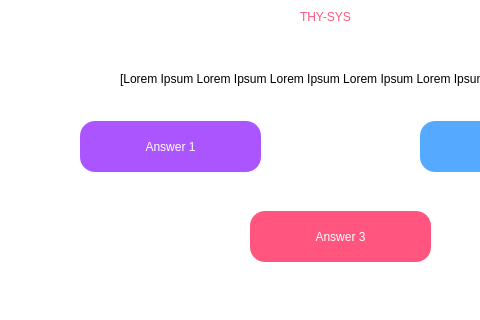
Before: the Qt Designer form thysys_assessmentPage.ui in EuphoriaForever/thysys, drawn with Qt 5; both pictures show x 0 to 480 and y 169 to 489 of the 668 by 489 pixel window.
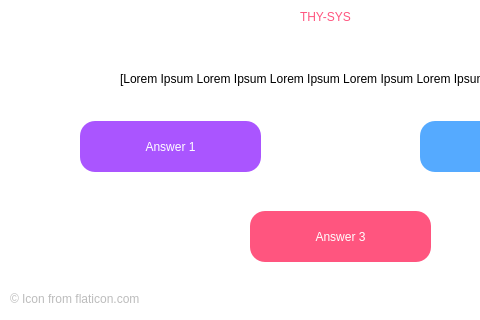
After: the same form once the commit is applied. Icons and pictures are not drawn.

Commit message: added credits to icon

Patch:
```diff
--- a/thysys_assessmentPage.ui
+++ b/thysys_assessmentPage.ui
@@ -141,6 +141,22 @@
     <string>Back</string>
    </property>
   </widget>
+  <widget class="QLabel" name="label_3">
+   <property name="geometry">
+    <rect>
+     <x>10</x>
+     <y>460</y>
+     <width>291</width>
+     <height>16</height>
+    </rect>
+   </property>
+   <property name="styleSheet">
+    <string notr="true">color: rgb(188, 188, 188);</string>
+   </property>
+   <property name="text">
+    <string>© Icon from flaticon.com</string>
+   </property>
+  </widget>
  </widget>
  <resources/>
  <connections/>
```
The commit also changes 7 other files.
